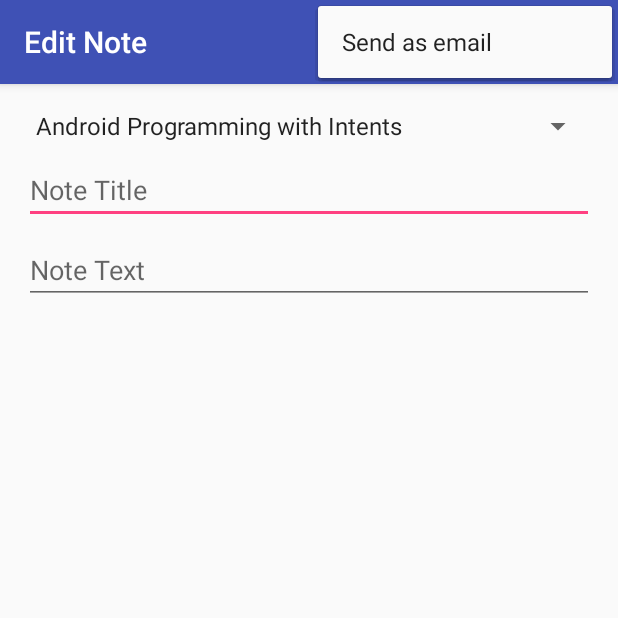
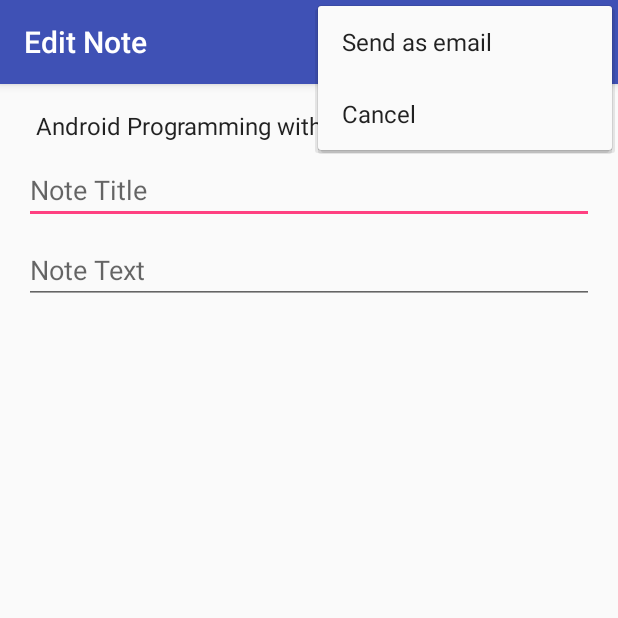
Before and after one commit to nripoli4810/ps-demos, an Android app: the NoteActivity screen opened directly, with no data from a screen before it, with the options menu open, on a phone screen of 412 x 824 dp, the top half of it. Run offline under Robolectric (Android 15) with nearby library versions, the phone set to English and light mode, and no system bars.

Commit message:
Review: A way to cancel out of an activity

```diff
--- a/app/src/main/res/menu/menu_note.xml
+++ b/app/src/main/res/menu/menu_note.xml
@@ -7,4 +7,8 @@
         android:orderInCategory="100"
         android:title="Send as email"
         app:showAsAction="never"/>
+    <item
+        android:id="@+id/action_cancel"
+        android:orderInCategory="101"
+        android:title="Cancel"/>
 </menu>
```
Also changed, not shown: app/src/main/java/com/nripoli/ps/notekeeper/NoteActivity.java (+15 -1 lines).
